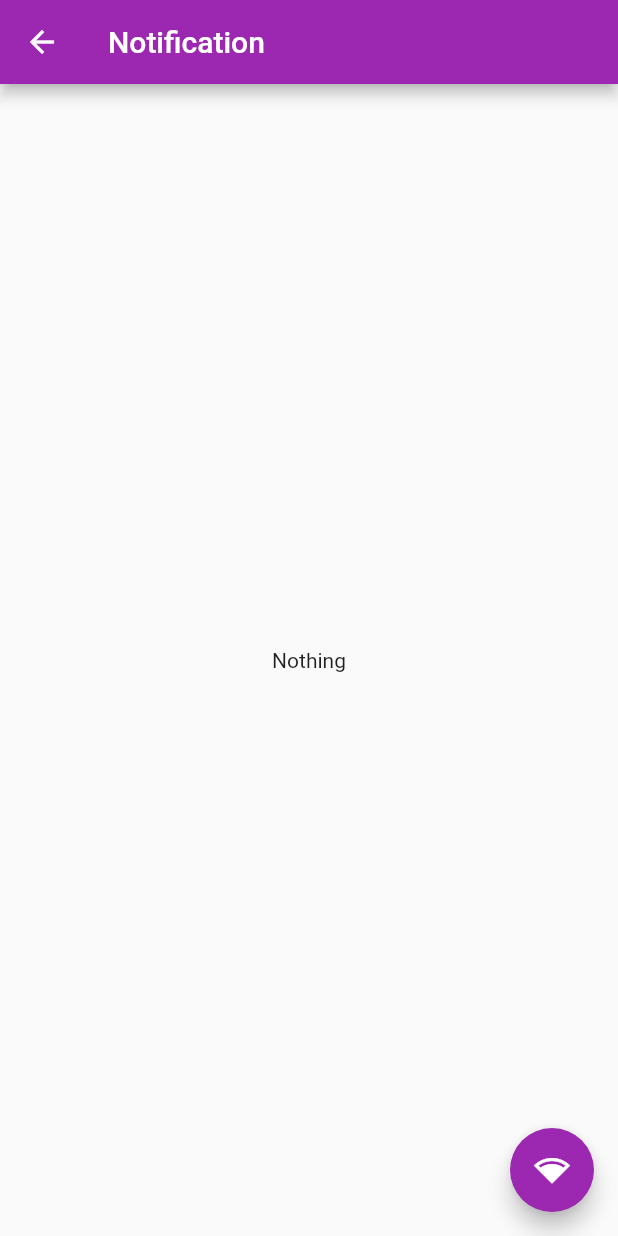
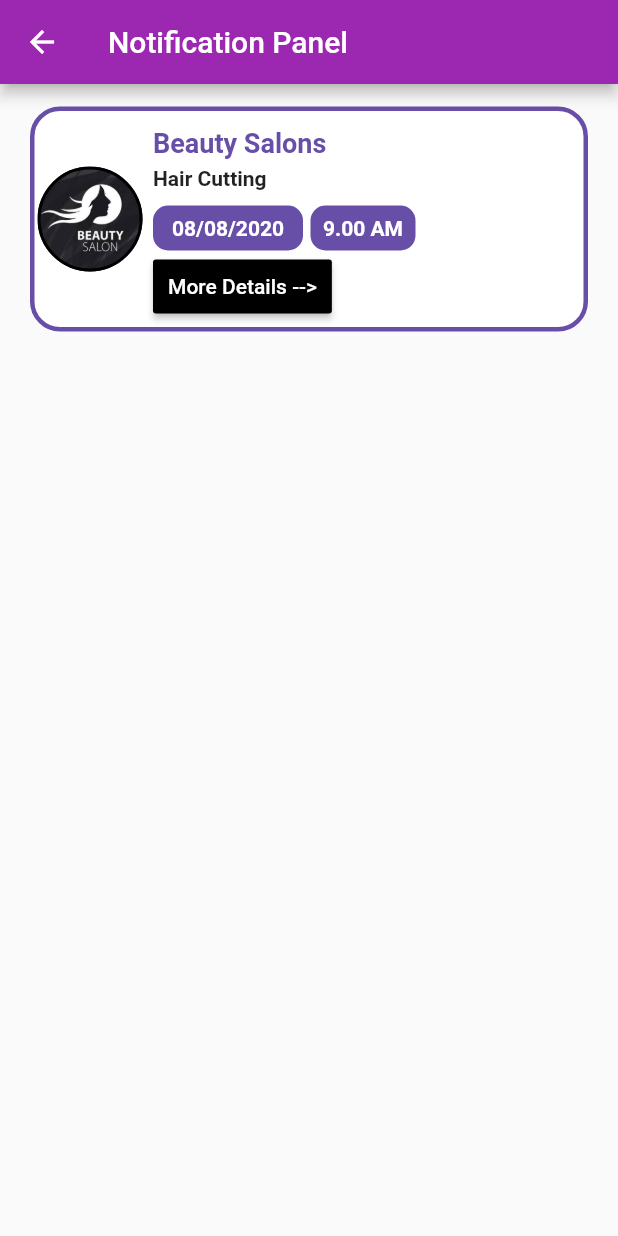
Before and after one commit to Group-3-GroomAR/Bubble-Cust, a Flutter app: the NotificationPage screen opened directly, on a phone screen of 412 x 824 dp. Run offline on Flutter 3.47's test engine with Material 2 defaults, Android fonts, the light colour scheme and no system bars; missing offline and left inert: credit_card, nice_button.

Commit message:
Creating notification

```diff
--- a/lib/drawer/notification.dart
+++ b/lib/drawer/notification.dart
@@ -1,6 +1,10 @@
 import 'package:bubbletest/backend/http.dart';
 import 'package:bubbletest/extra/shop.dart';
+import 'package:flutter/cupertino.dart';
 import 'package:flutter/material.dart';
+
+//import 'moredetails.dart';
+
 
 class NotificationPage extends StatefulWidget {
   NotificationPage({Key key}) : super(key: key);
@@ -17,12 +21,153 @@ class _NotificationState extends State<NotificationPage> {
   Widget build(BuildContext context) {
     return Scaffold(
       appBar: AppBar(
-        title: Text("Notification"),
+        title: Text("Notification Panel"),
       ),
       body: Center(
-        child: Text(_result),
+          child:ListView(
+            children: <Widget>[
+              Container(
+                margin: EdgeInsets.fromLTRB(20.0, 15.0, 20.0, 5.0),
+                height: 150.0,
+                width: double.infinity,
+                decoration: BoxDecoration(
+                  color: Colors.white,
+                  borderRadius: BorderRadius.circular(20.0),
+                  border: Border.all(
+                    color: (Color(0xFF674ea7)),
+                    width: 3,
+                  ),
+                ),
+
+                child: Row(
+                  children: <Widget>[
+                    Container(
+                      margin: EdgeInsets.all(2),
+                      height: 70,
+                      width: 70,
+                      decoration:BoxDecoration(
+                          image: DecorationImage(
+
+                              image: AssetImage('assets/images/salonprofile.jpg')
+                          ),
+                          shape: BoxShape.circle,
+                          border:Border.all(
+                              color: Colors.black,
+                              width: 2
+                          )
+
+
+                      ) ,
+                    ),
+
+                    Padding(
+                      padding:EdgeInsets.fromLTRB(5.0, 10.0, 10.0, 2.0),
+                      child: Column(
+                        mainAxisAlignment: MainAxisAlignment.center,
+                        crossAxisAlignment: CrossAxisAlignment.start,
+                        children: <Widget>[
+                          Row(
+                            children: <Widget>[
+                              Container(
+                                width:180.0,
+                                child: Text(
+                                  //salon.name
+                                  'Beauty Salons',
+                                  style: TextStyle(
+                                    fontSize: 18.0,
+                                    fontWeight: FontWeight.w600,
+                                    color:(Color(0xFF674ea7)),
+                                  ),
+                                  overflow: TextOverflow.ellipsis,
+                                  maxLines: 2,
+                                ),
+                              )
+                            ],
+                          ),
+                          SizedBox(height: 5.0,),
+                          Text(
+                            //activity.name
+                            "Hair Cutting",
+                            style: TextStyle(
+                                fontWeight: FontWeight.w600
+                            ),
+                          ),
+                          SizedBox(height: 10.0,),
+                          Row(
+                            children: <Widget>[
+                              Container(
+                                width: 100.0,
+                                height: 30.0,
+                                decoration: BoxDecoration(
+                                  color:(Color(0xFF674ea7)),
+                                  borderRadius: BorderRadius.circular(10.0),
+                                ),
+                                alignment: Alignment.center,
+                                child: Text(
+                                  //date
+                                  "08/08/2020",
+                                  style: TextStyle(
+                                    color: Colors.white,
+                                    fontWeight: FontWeight.bold,
+                                  ),
+                                ),
+                              ),
+                              SizedBox(width: 5.0,),
+                              Container(
+                                width: 70.0,
+                                height: 30.0,
+                                decoration: BoxDecoration(
+                                  color:(Color(0xFF674ea7)),
+                                  borderRadius: BorderRadius.circular(10.0),
+                                ),
+                                alignment: Alignment.center,
+                                child: Text(
+                                  //time
+                                  "9.00 AM",
+                                  style: TextStyle(
+                                    color: Colors.white,
+                                    fontWeight: FontWeight.bold,
+                                  ),
+                                ),
+
+                              )
+
+                            ],
+                          ),
+
+                          RaisedButton(
+                            child: Text("More Details -->"),
+                            onPressed:(){
+                              //Navigator.of(context).push(new MaterialPageRoute(
+                                  //builder: (BuildContext context) => new NotificationDetails()));
+                            },
+                            color: Colors.black,
+                            textColor: Colors.white,
+                            padding: EdgeInsets.fromLTRB(10, 10, 10, 10),
+                            splashColor: Colors.grey,
+
+                          ),
+
+
+                        ],
+                      ),
+                    ),
+                  ],
+                ),
+
+              ),
+
+
+
+
+
+
+            ],
+
+          )
+        //child: Text(_result),
       ),
-      floatingActionButton: FloatingActionButton(
+      /*floatingActionButton: FloatingActionButton(
           onPressed: () {
             print("reqest begin");
             getShop();
@@ -32,7 +177,7 @@ class _NotificationState extends State<NotificationPage> {
             //   print(_result);
             // });
           },
-          child: Icon(Icons.network_wifi)),
+          child: Icon(Icons.network_wifi)),*/
     );
   }
 
--- a/pubspec.yaml
+++ b/pubspec.yaml
@@ -54,6 +54,8 @@ flutter:
   # To add assets to your application, add an assets section, like this:
   assets:
   - assets/images/profile.jpg
+  - assets/images/salonprofile.jpg
+  - assets/images/qrcode.jpg
  # - images/a_dot_ham.jpeg
 
   # An image asset can refer to one or more resolution-specific "variants", see
```
Also changed, not shown: assets/images/qrcode.jpg (added), assets/images/salonprofile.jpg (added).
